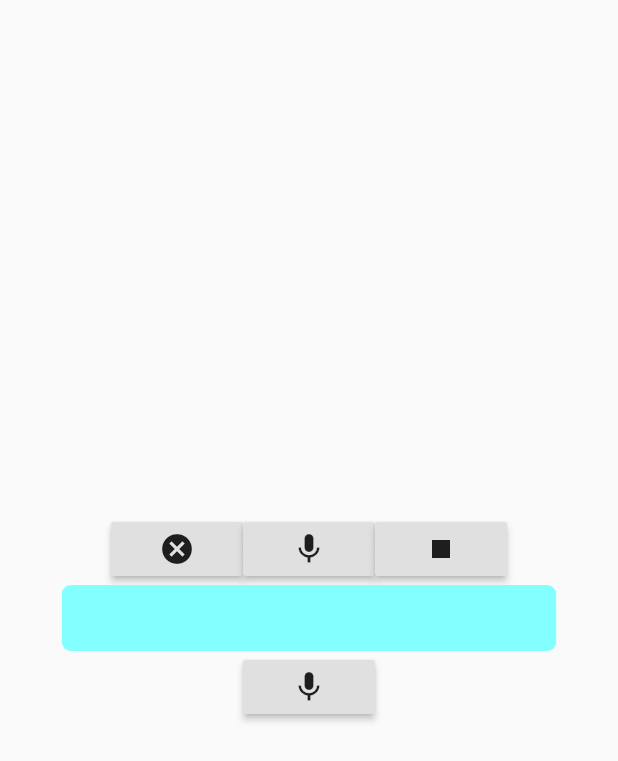
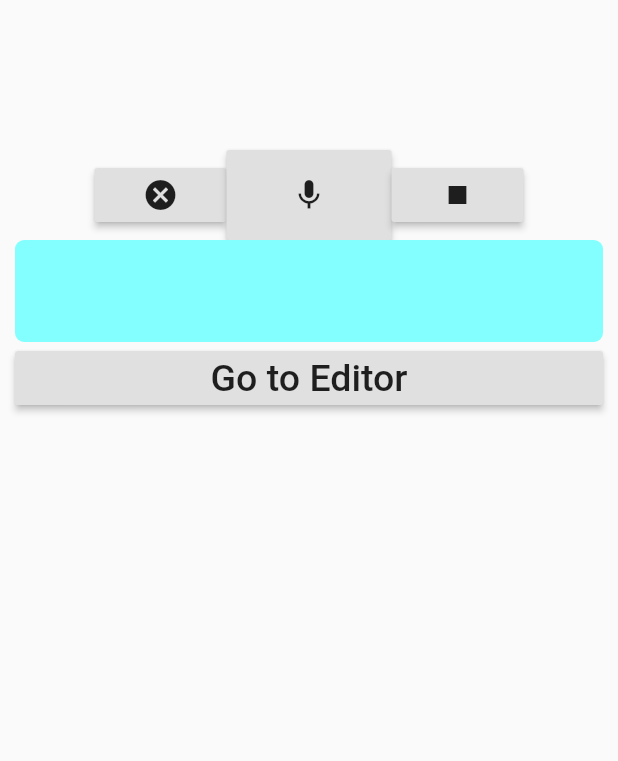
Before and after one commit to TravellerOnCode/Working-with-TFLite-and-Flutter, a Flutter app: the VoiceHome screen opened directly, on a phone screen of 412 x 824 dp. Shown: the top 761 px of the screen. Run offline on Flutter 3.47's test engine with Material 2 defaults, Android fonts, the light colour scheme and no system bars; missing offline and left inert: firebase_ml_vision, image_picker_modern, speech_recognition; accounts and stored records are empty.

Commit message:
latest changes

```diff
--- a/lib/speech_to_text.dart
+++ b/lib/speech_to_text.dart
@@ -56,10 +56,12 @@ class _VoiceHomeState extends State<VoiceHome> {
   @override
   Widget build(BuildContext context) {
     return Scaffold(
-      body: Container(
-        child: Column(
+      body: SafeArea( //Container(
+        child: ListView (
+        padding: const EdgeInsets.fromLTRB(10,100,10,10),
+        /*Column(
           mainAxisAlignment: MainAxisAlignment.center,
-          crossAxisAlignment: CrossAxisAlignment.center,
+          crossAxisAlignment: CrossAxisAlignment.center,*/
           children: <Widget>[
             Row(
               mainAxisAlignment: MainAxisAlignment.center,
@@ -78,8 +80,13 @@ class _VoiceHomeState extends State<VoiceHome> {
                           );
                   },
                 ),
-                RaisedButton(
+                SizedBox(
+                  width: 110,
+                  height: 60,
+
+                child: RaisedButton(
                   child: Icon(Icons.mic),
+
                   onPressed: () {
                     if (_isAvailable && !_isListening)
                       _speechRecognition
@@ -87,6 +94,7 @@ class _VoiceHomeState extends State<VoiceHome> {
                           .then((result) => print('$result'));
                   },
                   //backgroundColor: Colors.pink,
+                ),
                 ),
                 RaisedButton(
                   child: Icon(Icons.stop),
@@ -108,7 +116,7 @@ class _VoiceHomeState extends State<VoiceHome> {
                 borderRadius: BorderRadius.circular(6.0),
               ),
               padding: EdgeInsets.symmetric(
-                vertical: 8.0,
+                vertical: 20.0,
                 horizontal: 12.0,
               ),
               child: Text(
@@ -117,19 +125,26 @@ class _VoiceHomeState extends State<VoiceHome> {
               ),
             ),
             RaisedButton(
-                  child: Icon(Icons.mic),
+                  child: //Icon(Icons.mic),
+                      Text('Go to Editor',
+            style: TextStyle(
+              fontSize: 25,
+              //fontWeight: FontWeight.bold,
+              color: Colors.black87
+            )
+            ),
                   onPressed: () {
                     Navigator.push(
               context,
               MaterialPageRoute(builder: (context) => TextEditor(data: resultText)),
             );
-
                   },
                   //backgroundColor: Colors.pink,
                 ),
           ],
         ),
       ),
+     // ),
     );
   }
 }
```
Also changed, not shown: lib/main.dart (+10 -9 lines).
